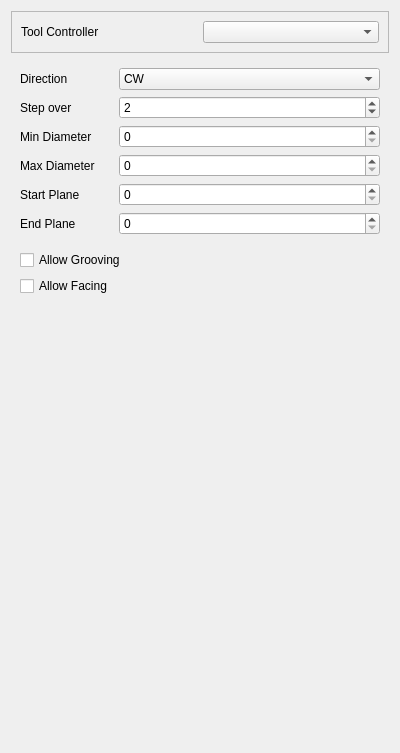
The window that src/Mod/Path/Gui/Resources/panels/PageOpTurnBaseEdit.ui (dubstar-04/FreeCAD) describes before a commit, drawn with Qt 5.
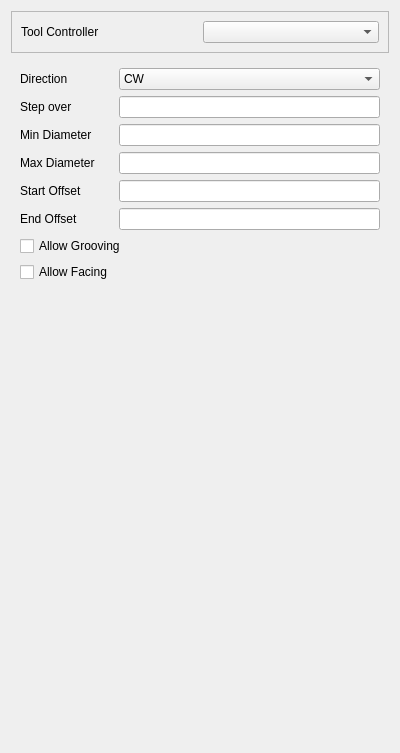
The same window after the commit. Custom widgets are drawn as their Qt base class.

Commit message: Use FreeCAD inputs for Gui.

```diff
--- a/src/Mod/Path/Gui/Resources/panels/PageOpTurnBaseEdit.ui
+++ b/src/Mod/Path/Gui/Resources/panels/PageOpTurnBaseEdit.ui
@@ -49,29 +49,7 @@
        </widget>
       </item>
       <item row="1" column="1">
-       <widget class="QSpinBox" name="stepOver">
-        <property name="toolTip">
-         <string>&lt;html&gt;&lt;head/&gt;&lt;body&gt;&lt;p&gt;Specify the percent of the tool diameter each helix will be offset to the previous one.&lt;/p&gt;&lt;p&gt;&lt;br/&gt;&lt;/p&gt;&lt;p&gt;A step over of 100% means no overlap of the individual cuts.&lt;/p&gt;&lt;/body&gt;&lt;/html&gt;</string>
-        </property>
-        <property name="minimum">
-         <number>1</number>
-        </property>
-        <property name="maximum">
-         <number>100</number>
-        </property>
-        <property name="singleStep">
-         <number>1</number>
-        </property>
-        <property name="stepType">
-         <enum>QAbstractSpinBox::AdaptiveDecimalStepType</enum>
-        </property>
-        <property name="value">
-         <number>2</number>
-        </property>
-        <property name="displayIntegerBase">
-         <number>10</number>
-        </property>
-       </widget>
+       <widget class="Gui::InputField" name="stepOver"/>
       </item>
       <item row="2" column="0">
        <widget class="QLabel" name="label_5">
@@ -81,7 +59,7 @@
        </widget>
       </item>
       <item row="2" column="1">
-       <widget class="QSpinBox" name="minDia"/>
+       <widget class="Gui::InputField" name="minDia"/>
       </item>
       <item row="3" column="0">
        <widget class="QLabel" name="label_6">
@@ -91,43 +69,43 @@
        </widget>
       </item>
       <item row="3" column="1">
-       <widget class="QSpinBox" name="maxDia"/>
+       <widget class="Gui::InputField" name="maxDia"/>
       </item>
       <item row="4" column="0">
        <widget class="QLabel" name="label_7">
         <property name="text">
-         <string>Start Plane</string>
+         <string>Start Offset</string>
         </property>
        </widget>
       </item>
       <item row="4" column="1">
-       <widget class="QSpinBox" name="startOffset"/>
+       <widget class="Gui::InputField" name="startOffset"/>
       </item>
       <item row="5" column="0">
        <widget class="QLabel" name="label_8">
         <property name="text">
-         <string>End Plane</string>
+         <string>End Offset</string>
         </property>
        </widget>
       </item>
       <item row="5" column="1">
-       <widget class="QSpinBox" name="endOffset"/>
+       <widget class="Gui::InputField" name="endOffset"/>
       </item>
-      <item row="7" column="0" colspan="2">
+      <item row="6" column="0" colspan="2">
        <widget class="QCheckBox" name="allowGrooving">
         <property name="text">
          <string>Allow Grooving</string>
         </property>
        </widget>
       </item>
-      <item row="8" column="0">
+      <item row="7" column="0">
        <widget class="QCheckBox" name="allowFacing">
         <property name="text">
          <string>Allow Facing</string>
         </property>
        </widget>
       </item>
-      <item row="9" column="0" colspan="2">
+      <item row="8" column="0">
        <spacer name="verticalSpacer">
         <property name="orientation">
          <enum>Qt::Vertical</enum>
@@ -140,13 +118,6 @@
         </property>
        </spacer>
       </item>
-      <item row="6" column="0">
-       <widget class="Line" name="line">
-        <property name="orientation">
-         <enum>Qt::Horizontal</enum>
-        </property>
-       </widget>
-      </item>
      </layout>
     </widget>
    </item>
@@ -178,6 +149,13 @@
    </item>
   </layout>
  </widget>
+ <customwidgets>
+  <customwidget>
+   <class>Gui::InputField</class>
+   <extends>QLineEdit</extends>
+   <header>Gui/InputField.h</header>
+  </customwidget>
+ </customwidgets>
  <resources/>
  <connections/>
 </ui>
```
The commit also changes 1 other file.
